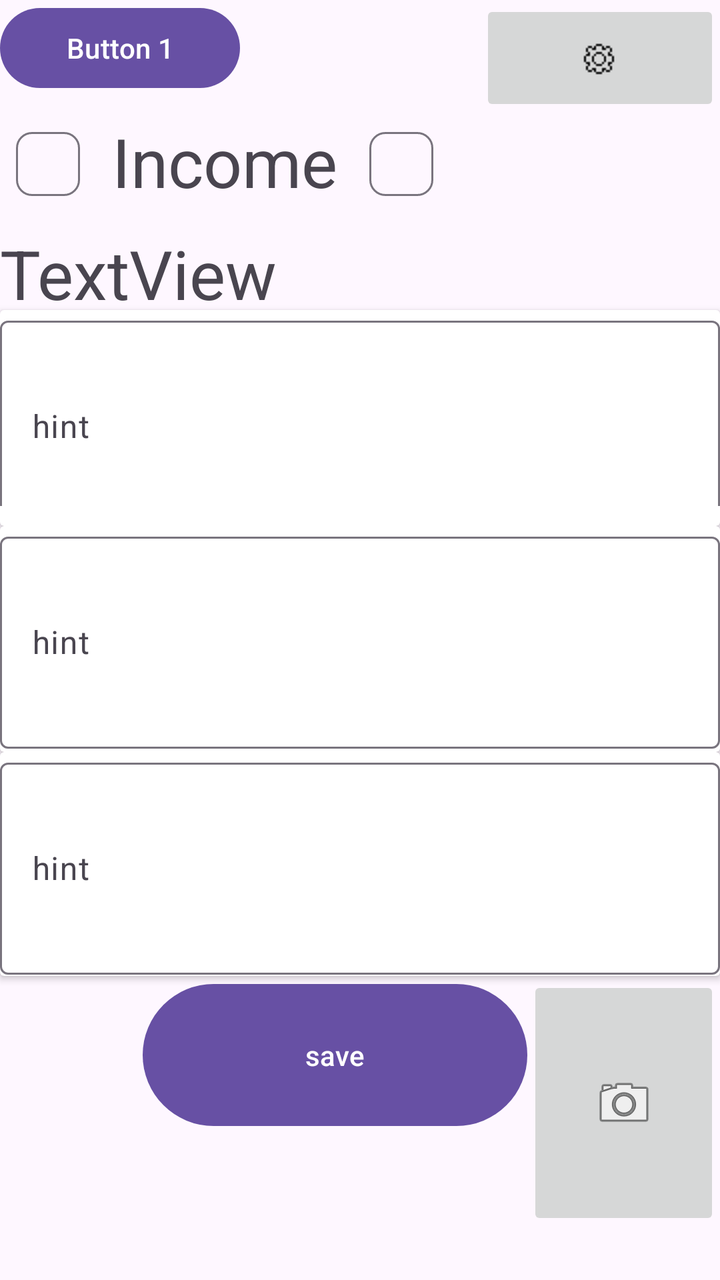
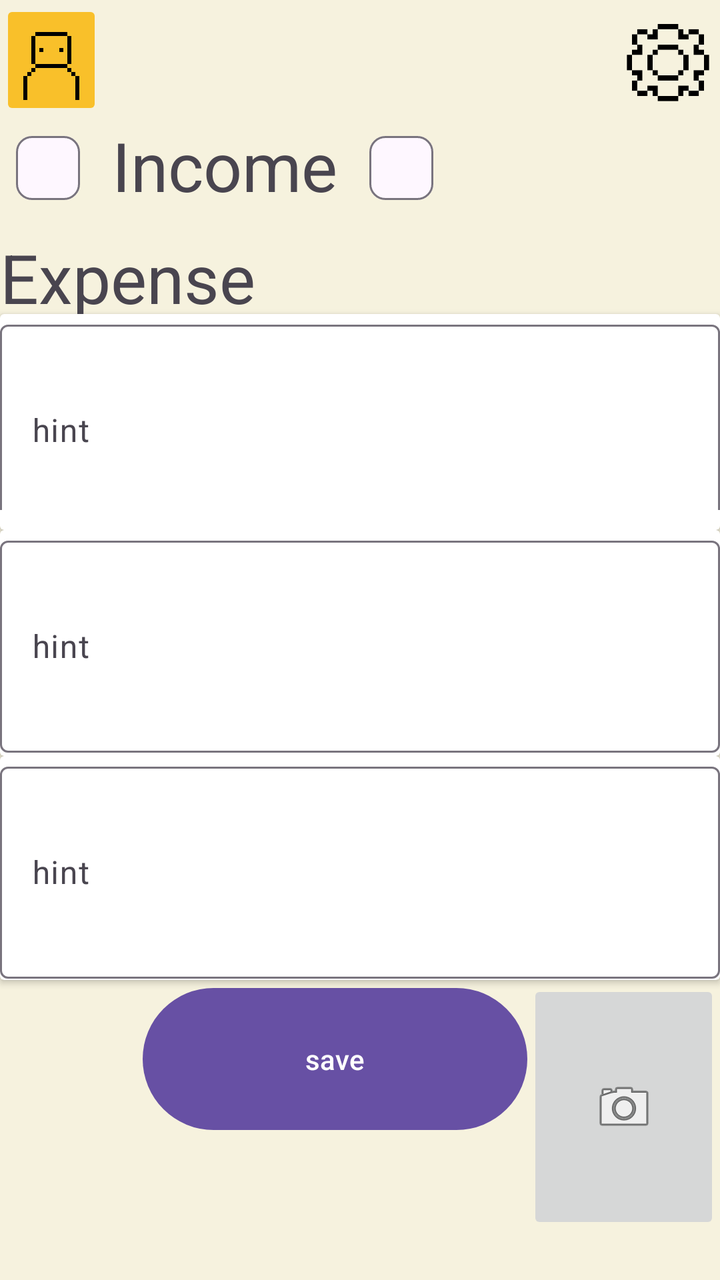

The first picture is an Android layout as it rendered before a commit; the second is the same layout after the commit. The layout source and the unified diff follow.
<!-- AndroidManifest.xml: application theme Theme.BeeBudgetingLimited -->
<!-- res/layout/activity_logging_screen.xml -->
<?xml version="1.0" encoding="utf-8"?>
<androidx.drawerlayout.widget.DrawerLayout xmlns:android="http://schemas.android.com/apk/res/android"
    xmlns:app="http://schemas.android.com/apk/res-auto"
    xmlns:tools="http://schemas.android.com/tools"
    android:id="@+id/main"
    android:layout_width="match_parent"
    android:layout_height="match_parent"
    tools:context=".ProfileScreen">

    
    <LinearLayout
        android:layout_width="match_parent"
        android:layout_height="match_parent"
        android:orientation="vertical">

        
        <androidx.cardview.widget.CardView
            android:layout_width="match_parent"
            android:layout_height="wrap_content" />

        
        <LinearLayout
            android:layout_width="match_parent"
            android:layout_height="58dp"
            android:orientation="horizontal">

            <Button
                android:id="@+id/ProfileBtn"
                android:layout_width="0dp"
                android:layout_height="wrap_content"
                android:layout_weight="1"
                android:text="Button 1" />

            <ImageView
                android:id="@+id/imageView3"
                android:layout_width="0dp"
                android:layout_height="wrap_content"
                android:layout_weight="1"
                android:alpha="0"
                app:srcCompat="@drawable/house" />

            <ImageButton
                android:id="@+id/Settingsbtn"
                android:layout_width="0dp"
                android:layout_height="match_parent"
                android:layout_weight="1"
                app:srcCompat="@drawable/cogicon" />

        </LinearLayout>

        <com.google.android.material.chip.ChipGroup
            android:layout_width="match_parent"
            android:layout_height="97dp"
            android:layout_gravity="center"
            android:foregroundGravity="center">

            <com.google.android.material.chip.Chip
                android:id="@+id/chip"
                android:layout_width="wrap_content"
                android:layout_height="wrap_content" />

            <TextView
                android:id="@+id/textView5"
                android:layout_width="wrap_content"
                android:layout_height="wrap_content"
                android:text="@string/income"
                android:textSize="34sp" />

            <com.google.android.material.chip.Chip
                android:id="@+id/chip2"
                android:layout_width="wrap_content"
                android:layout_height="wrap_content" />

            <TextView
                android:id="@+id/textView7"
                android:layout_width="wrap_content"
                android:layout_height="wrap_content"
                android:text="TextView"
                android:textSize="34sp" />
        </com.google.android.material.chip.ChipGroup>

        <androidx.cardview.widget.CardView
            android:layout_width="match_parent"
            android:layout_height="108dp" >

            <com.google.android.material.textfield.TextInputLayout
                android:layout_width="match_parent"
                android:layout_height="98dp">

                <com.google.android.material.textfield.TextInputEditText
                    android:layout_width="match_parent"
                    android:layout_height="106dp"
                    android:hint="hint" />
            </com.google.android.material.textfield.TextInputLayout>
        </androidx.cardview.widget.CardView>

        <androidx.cardview.widget.CardView
            android:layout_width="match_parent"
            android:layout_height="113dp" >

            <com.google.android.material.textfield.TextInputLayout
                android:layout_width="match_parent"
                android:layout_height="wrap_content">

                <com.google.android.material.textfield.TextInputEditText
                    android:layout_width="match_parent"
                    android:layout_height="106dp"
                    android:hint="hint" />
            </com.google.android.material.textfield.TextInputLayout>
        </androidx.cardview.widget.CardView>

        <androidx.cardview.widget.CardView
            android:layout_width="match_parent"
            android:layout_height="112dp" >

            <com.google.android.material.textfield.TextInputLayout
                android:layout_width="match_parent"
                android:layout_height="wrap_content">

                <com.google.android.material.textfield.TextInputEditText
                    android:layout_width="match_parent"
                    android:layout_height="106dp"
                    android:hint="hint" />
            </com.google.android.material.textfield.TextInputLayout>
        </androidx.cardview.widget.CardView>

        <LinearLayout
            android:layout_width="match_parent"
            android:layout_height="127dp"
            android:orientation="horizontal">

            <ImageView
                android:id="@+id/imageView4"
                android:layout_width="140dp"
                android:layout_height="wrap_content"
                android:layout_weight="1"
                android:alpha="0"
                app:srcCompat="@drawable/house" />

            <Button
                android:id="@+id/button2"
                android:layout_width="261dp"
                android:layout_height="79dp"
                android:layout_weight="1"
                android:text="@string/save" />

            <ImageButton
                android:id="@+id/imageButton2"
                android:layout_width="165dp"
                android:layout_height="match_parent"
                android:layout_weight="1"
                app:srcCompat="@android:drawable/ic_menu_camera" />
        </LinearLayout>

    </LinearLayout>

    

</androidx.drawerlayout.widget.DrawerLayout>
<!-- resources referenced by this layout -->
<resources>
  <!-- drawable cogicon: png bitmap (drawable, 168 bytes) -->
  <!-- drawable house: png bitmap (drawable, 413934 bytes) -->
  <string name="income">Income</string>
  <string name="save">save</string>
  <style name="Theme.BeeBudgetingLimited" parent="Base.Theme.BeeBudgetingLimited" />
  <style name="Base.Theme.BeeBudgetingLimited" parent="Theme.Material3.DayNight.NoActionBar">
          
          
      </style>
</resources>

<!-- the commit's change to res/layout/activity_logging_screen.xml (unified diff, before → after) -->
@@ -5,31 +5,29 @@
     android:id="@+id/main"
     android:layout_width="match_parent"
     android:layout_height="match_parent"
-    tools:context=".ProfileScreen">
-
-    
+    tools:context=".ProfileScreen"
+    android:background="@color/Cream">
     <LinearLayout
         android:layout_width="match_parent"
         android:layout_height="match_parent"
         android:orientation="vertical">
 
         
-        <androidx.cardview.widget.CardView
-            android:layout_width="match_parent"
-            android:layout_height="wrap_content" />
 
         
         <LinearLayout
             android:layout_width="match_parent"
-            android:layout_height="58dp"
+            android:layout_height="60dp"
             android:orientation="horizontal">
 
-            <Button
+            <ImageButton
                 android:id="@+id/ProfileBtn"
+                app:srcCompat="@drawable/profileicon"
                 android:layout_width="0dp"
                 android:layout_height="wrap_content"
-                android:layout_weight="1"
-                android:text="Button 1" />
+                android:layout_weight="0.2"
+                android:backgroundTint="@color/Bright_yellow"
+                android:scaleType="centerCrop" />
 
             <ImageView
                 android:id="@+id/imageView3"
@@ -41,9 +39,11 @@
 
             <ImageButton
                 android:id="@+id/Settingsbtn"
+                android:scaleType="fitCenter"
                 android:layout_width="0dp"
                 android:layout_height="match_parent"
-                android:layout_weight="1"
+                android:layout_weight="0.2"
+                android:background="@android:color/transparent"
                 app:srcCompat="@drawable/cogicon" />
 
         </LinearLayout>
@@ -75,7 +75,7 @@
                 android:id="@+id/textView7"
                 android:layout_width="wrap_content"
                 android:layout_height="wrap_content"
-                android:text="TextView"
+                android:text="Expense"
                 android:textSize="34sp" />
         </com.google.android.material.chip.ChipGroup>
 
<!-- resource entries referenced after the edit -->
@@ -1,7 +1,10 @@
 <!-- resources referenced by this layout -->
 <resources>
-  <!-- drawable cogicon: png bitmap (drawable, 168 bytes) -->
+  <color name="Bright_yellow">#f9c02a</color>
+  <color name="Cream">#f6f2de</color>
+  <!-- drawable cogicon: png bitmap (drawable, 702 bytes) -->
   <!-- drawable house: png bitmap (drawable, 413934 bytes) -->
+  <!-- drawable profileicon: png bitmap (drawable, 471 bytes) -->
   <string name="income">Income</string>
   <string name="save">save</string>
   <style name="Theme.BeeBudgetingLimited" parent="Base.Theme.BeeBudgetingLimited" />
